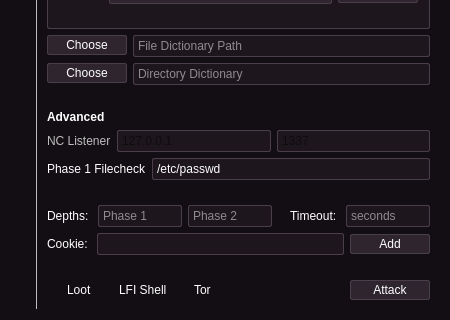
Above: core/qt5/Main.ui from VainlyStrain/Vailyn before the change; both pictures show x 0 to 450 and y 280 to 600 of the 450 by 600 pixel window. Below: the same form after it.
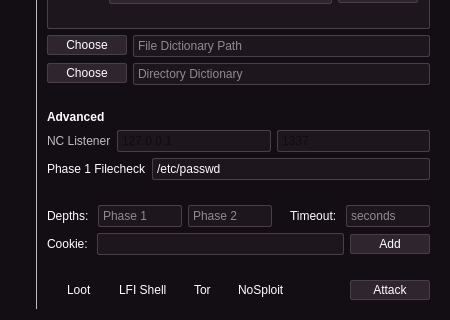
That is the form after the change. Icons and pictures are not drawn.

Commit message: new argument: nosploit to skip Phase 2 and omit dictionaries

```diff
--- a/core/qt5/Main.ui
+++ b/core/qt5/Main.ui
@@ -1586,6 +1586,13 @@
                 </property>
                </widget>
               </item>
+              <item>
+               <widget class="QCheckBox" name="nosploitBox">
+                <property name="text">
+                 <string>NoSploit</string>
+                </property>
+               </widget>
+              </item>
               <item>
                <spacer name="horizontalSpacer_9">
                 <property name="orientation">
```
The commit also changes 4 other files.
